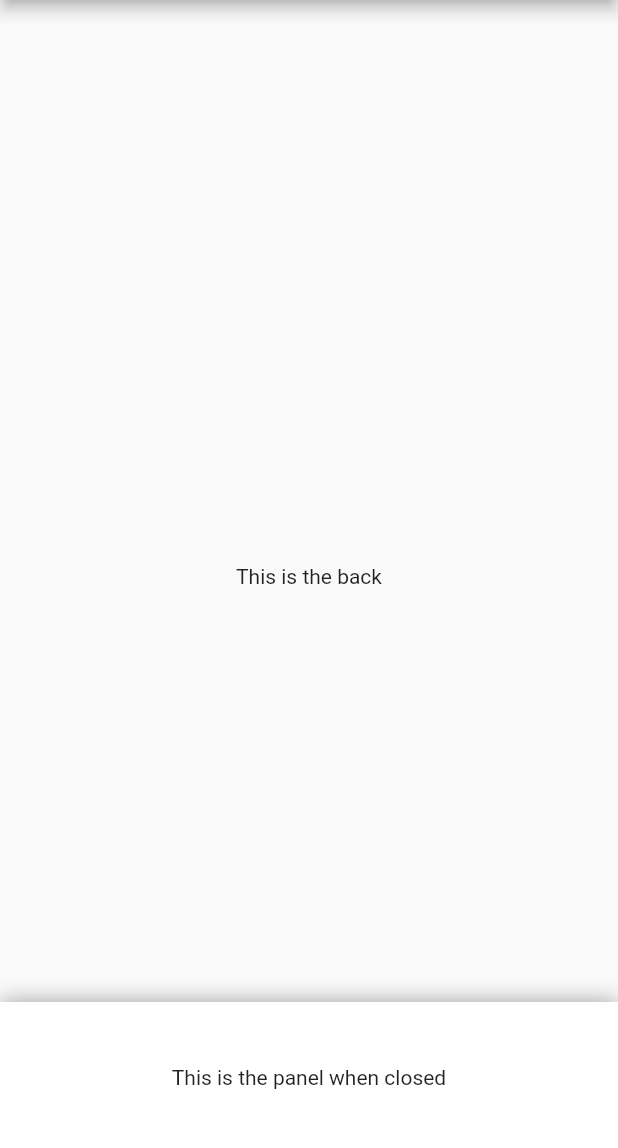
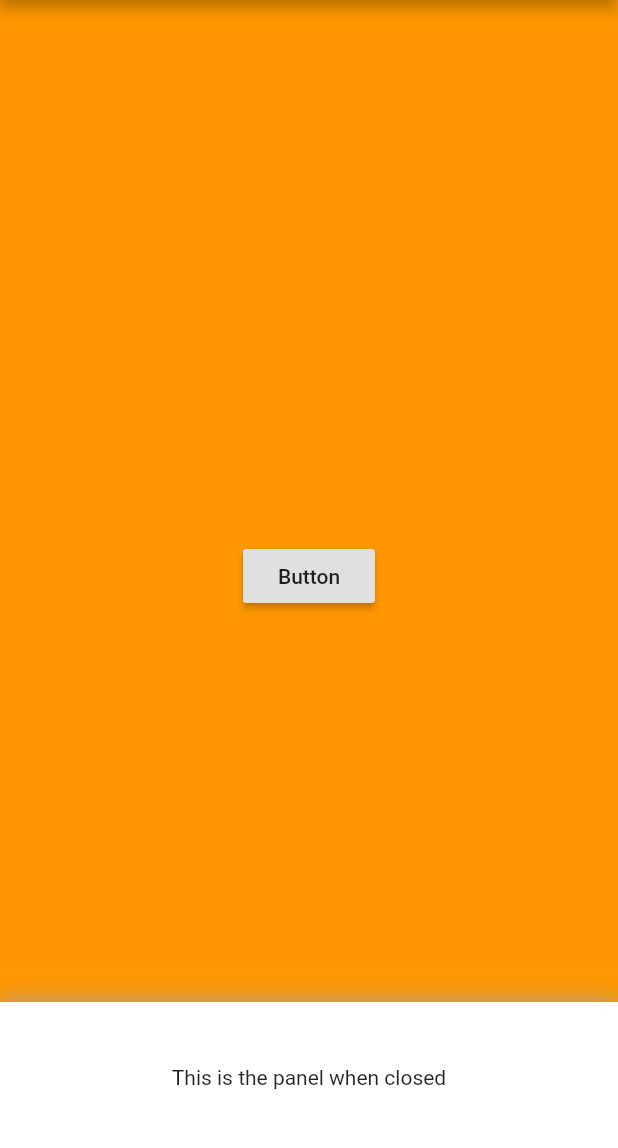
Before and after one commit to akshathjain/sliding_up_panel, a Flutter app: the screen it shows after launch, on a phone screen of 412 x 824 dp, the part 84-1232 px from its top. Run offline on Flutter 3.47's test engine with Material 2 defaults, Android fonts, the phone set to English and light mode, and no system bars.

Commit message:
made adding a back widget optional

```diff
--- a/example/lib/main.dart
+++ b/example/lib/main.dart
@@ -43,12 +43,30 @@ class _HomePageState extends State<HomePage> {
   }
 
   Widget _body(){
-    return SlidingUpPanel(
-      back: Center(child: Text("This is the back"),),
-      panelCollapsed: Center(child: Text("This is the panel when closed"),),
-      panelOpen: Center(child: Text("This is the panel when open"),),
-      panelHeightOpen: MediaQuery.of(context).size.height,
+    return Stack(
+      children: <Widget>[
+        Container(
+          width: MediaQuery.of(context).size.width,
+          height: MediaQuery.of(context).size.height,
+          color: Colors.orange,
+          child: Center(
+            child: RaisedButton(
+              child: Text("Button"),
+              onPressed: (){},
+            ),
+          ),
+        ),
+        SlidingUpPanel(
+          panelCollapsed: Center(child: Text("This is the panel when closed"),),
+          panelOpen: Center(child: Text("This is the panel when open"),),
+        ),
+      ],
     );
+    // return SlidingUpPanel(
+    //   //back: Center(child: Text("This is the back"),),
+    //   panelCollapsed: Center(child: Text("This is the panel when closed"),),
+    //   panelOpen: Center(child: Text("This is the panel when open"),),
+    // );
   }
 
   Widget _floatingClosed(){
--- a/lib/sliding_up_panel.dart
+++ b/lib/sliding_up_panel.dart
@@ -57,7 +57,7 @@ class SlidingUpPanel extends StatefulWidget {
 
   SlidingUpPanel({
     Key key,
-    @required this.back,
+    this.back,
     this.panelCollapsed,
     @required this.panelOpen,
     this.panelHeightCollapsed = 100.0,
@@ -89,11 +89,11 @@ class _SlidingUpPanelState extends State<SlidingUpPanel> {
       children: <Widget>[
 
         //make the back widget take up the entire back side
-        Container(
+        widget.back != null ? Container(
           height: MediaQuery.of(context).size.height,
           width: MediaQuery.of(context).size.width,
           child: widget.back,
-        ),
+        ) : Container(),
 
         _Slider(
           closedHeight: widget.panelHeightCollapsed,
@@ -236,7 +236,7 @@ class _SliderState extends State<_Slider> with SingleTickerProviderStateMixin{
         if(widget.panelSnapping)
           _controller.fling(velocity: visualVelocity);
         else{
-          // actual physics, will be implemented in a future release
+          // actual scroll physics, will be implemented in a future release
 
           // double g = 9.8;
           // double u = .01;
```
